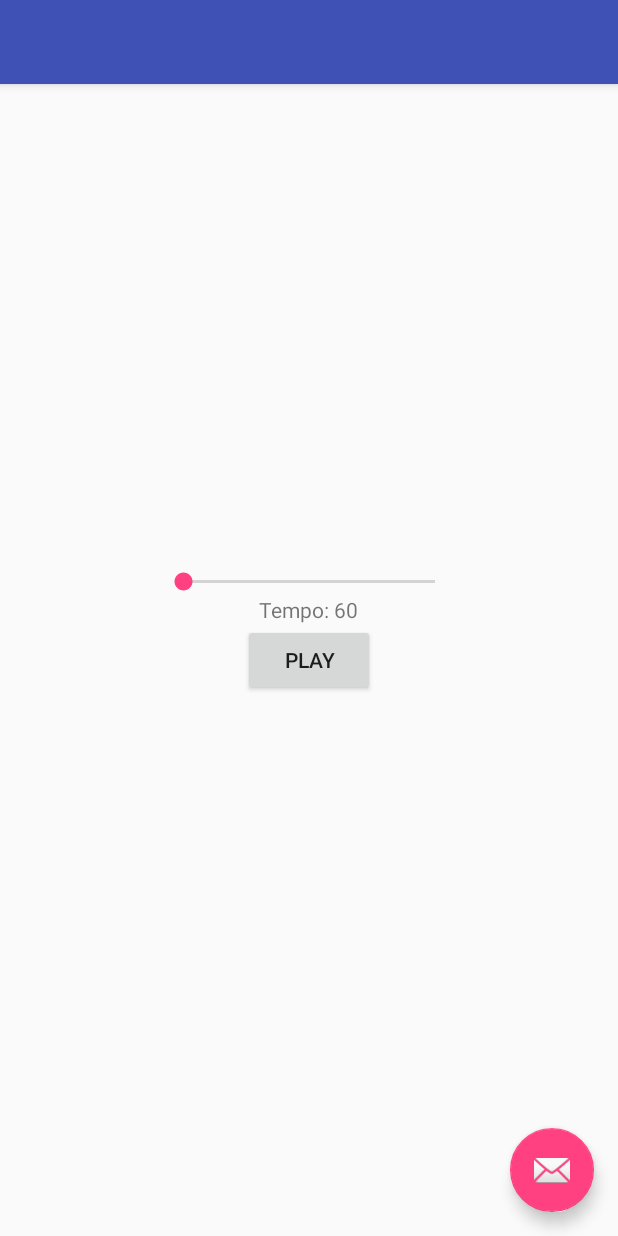
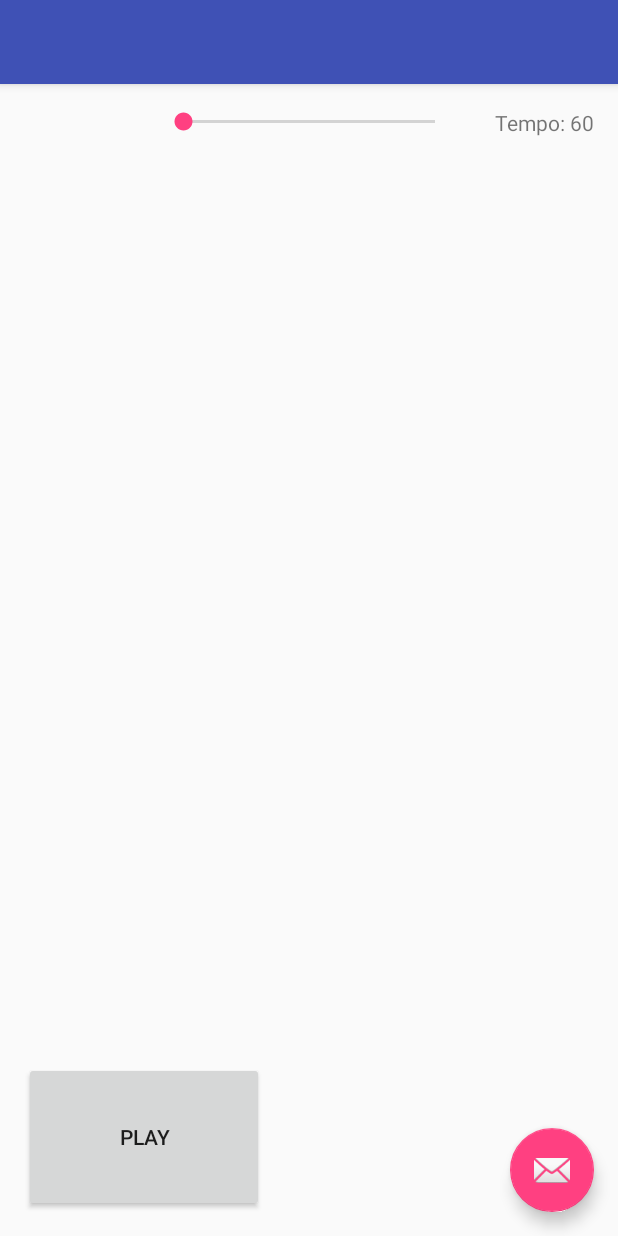
Before and after one commit to celowsky/autodj, an Android app: the screen it shows after launch (Composer), on a phone screen of 412 x 824 dp. Run offline under Robolectric (Android 15) with nearby library versions, the phone set to English and light mode, and no system bars; libraries missing offline, so code that uses them is left out: com.google.api.client; pictures from the network do not load; 4 statements that could not run were skipped.

Commit message:
Changed the alignment of our tempo seek bar and our play button

```diff
--- a/app/src/main/res/layout/content_main.xml
+++ b/app/src/main/res/layout/content_main.xml
@@ -14,24 +14,25 @@
     <SeekBar
         android:layout_height="wrap_content"
         android:layout_width="200dp"
-        android:layout_above="@+id/tempoTextView"
+        android:layout_alignParentTop="true"
         android:layout_centerHorizontal="true"
         android:max="90"
-        android:id="@+id/seekBar" />
+        android:id="@+id/tempoSeekBar" />
 
 
-    <TextView android:text="Tempo: 60" android:layout_width="wrap_content"
+    <TextView
+        android:text="Tempo: 60"
+        android:layout_width="wrap_content"
         android:layout_height="wrap_content"
-        android:layout_above="@+id/button"
+        android:layout_alignParentRight="true"
         android:layout_centerHorizontal="true"
         android:id="@+id/tempoTextView" />
 
 
     <Button
-        android:layout_width="wrap_content"
-        android:layout_height="wrap_content"
-        android:layout_centerVertical="true"
-        android:layout_centerHorizontal="true"
+        android:layout_width="160dp"
+        android:layout_height="100dp"
+        android:layout_alignParentBottom="true"
         android:text="Play"
         android:onClick="playPause"
         android:id="@+id/button" />
```
Also changed, not shown: 18 other files.
